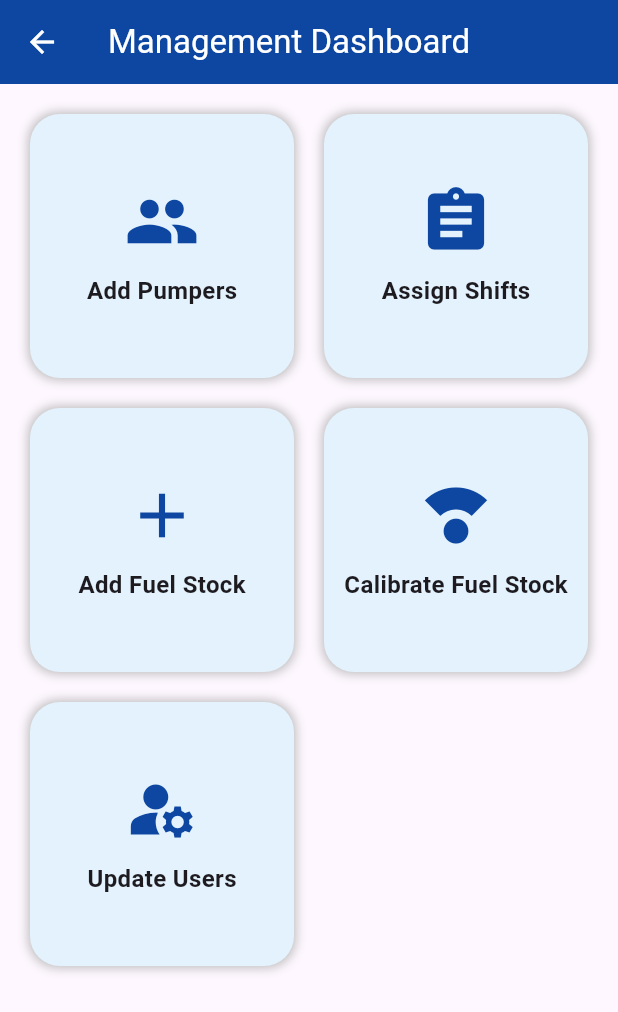
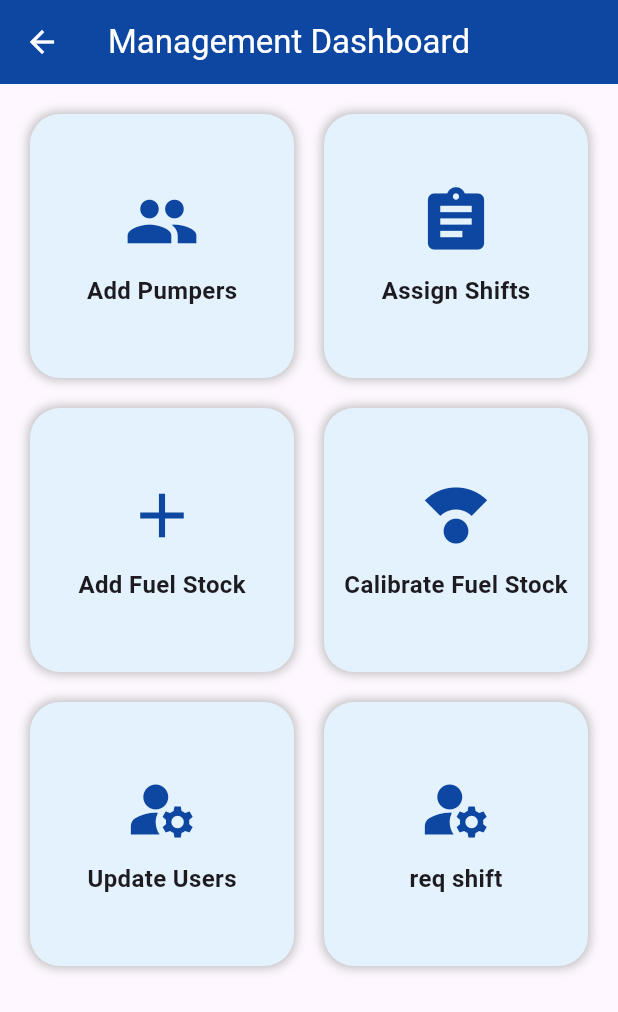
Before and after one commit to sithilxheartz/FilliFyApp, a Flutter app: the ManagementMenu screen opened directly, on a phone screen of 412 x 824 dp. Shown: the top 1012 px of the screen. Run offline on Flutter 3.47's test engine with Material 3 defaults, Android fonts, the phone set to English and light mode, and no system bars; our stand-ins replace shared_preferences; accounts and stored records are empty.

Commit message:
Update managementMenu.dart

```diff
--- a/lib/managementMenu.dart
+++ b/lib/managementMenu.dart
@@ -5,6 +5,7 @@ import 'EmployeePage.dart';
 import 'assignShifts.dart';
 import 'addfuelstock.dart';
 import 'fuelStockCalibrate.dart';
+import 'shiftRequestPage.dart';
 
 class ManagementMenu extends StatelessWidget {
   const ManagementMenu({super.key});
@@ -62,6 +63,12 @@ class ManagementMenu extends StatelessWidget {
               "Update Users",
               UserRoleManagement(),
             ),
+            _buildMenuItem(
+              context,
+              Icons.manage_accounts,
+              "req shift",
+              RequestShiftChangePage(),
+            ),
           ],
         ),
       ),
```
